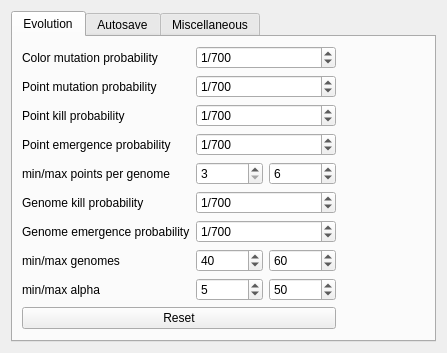
superkartoffel/evo-cubist, file optionsform.ui: the form before one commit.
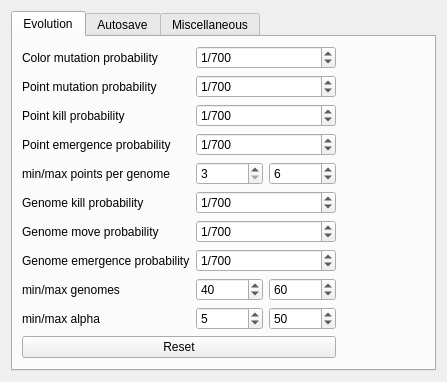
The form after the commit. Icons and pictures are not drawn.

Commit message: Anzahl der Genome zum Start des Breeders jetzt konstant auf gBreederSettings.minGenomes(). Farbdifferenz wird jetzt im HSV-Farbraum berechnet. Mutation der DNA beinhaltet nun auch das Verschieben eines Genoms entlang des Stranges. Thread-Prioritaet waehlbar. Generation und Selected werden beim Laden der DNA aus Dateinamen gelesen.

Patch:
```diff
--- a/optionsform.ui
+++ b/optionsform.ui
@@ -7,7 +7,7 @@
     <x>0</x>
     <y>0</y>
     <width>427</width>
-    <height>336</height>
+    <height>362</height>
    </rect>
   </property>
   <property name="windowTitle">
@@ -206,14 +206,14 @@
            </property>
           </widget>
          </item>
-         <item row="6" column="0">
+         <item row="7" column="0">
           <widget class="QLabel" name="genomeEmergenceProbabilityLabel">
            <property name="text">
             <string>Genome emergence probability</string>
            </property>
           </widget>
          </item>
-         <item row="6" column="1">
+         <item row="7" column="1">
           <widget class="QSpinBox" name="genomeEmergenceProbabilitySpinBox">
            <property name="prefix">
             <string>1/</string>
@@ -232,14 +232,14 @@
            </property>
           </widget>
          </item>
-         <item row="7" column="0">
+         <item row="8" column="0">
           <widget class="QLabel" name="label_6">
            <property name="text">
             <string>min/max genomes</string>
            </property>
           </widget>
          </item>
-         <item row="7" column="1">
+         <item row="8" column="1">
           <layout class="QHBoxLayout" name="horizontalLayout_4">
            <item>
             <widget class="QSpinBox" name="minGenomesSpinBox">
@@ -275,7 +275,7 @@
            </item>
           </layout>
          </item>
-         <item row="8" column="1">
+         <item row="9" column="1">
           <layout class="QHBoxLayout" name="horizontalLayout_6">
            <item>
             <widget class="QSpinBox" name="minAlphaSpinBox">
@@ -311,13 +311,39 @@
            </item>
           </layout>
          </item>
-         <item row="8" column="0">
+         <item row="9" column="0">
           <widget class="QLabel" name="minMaxAlphaLabel">
            <property name="text">
             <string>min/max alpha</string>
            </property>
           </widget>
          </item>
+         <item row="6" column="0">
+          <widget class="QLabel" name="genomeEmergenceProbabilityLabel_2">
+           <property name="text">
+            <string>Genome move probability</string>
+           </property>
+          </widget>
+         </item>
+         <item row="6" column="1">
+          <widget class="QSpinBox" name="genomeMoveProbabilitySpinBox">
+           <property name="prefix">
+            <string>1/</string>
+           </property>
+           <property name="minimum">
+            <number>1</number>
+           </property>
+           <property name="maximum">
+            <number>9999999</number>
+           </property>
+           <property name="singleStep">
+            <number>50</number>
+           </property>
+           <property name="value">
+            <number>700</number>
+           </property>
+          </widget>
+         </item>
         </layout>
        </item>
        <item row="0" column="1">
```
Left out of the diff: 47 changed lines with no effect on the pictures. The commit also changes 10 other files.
